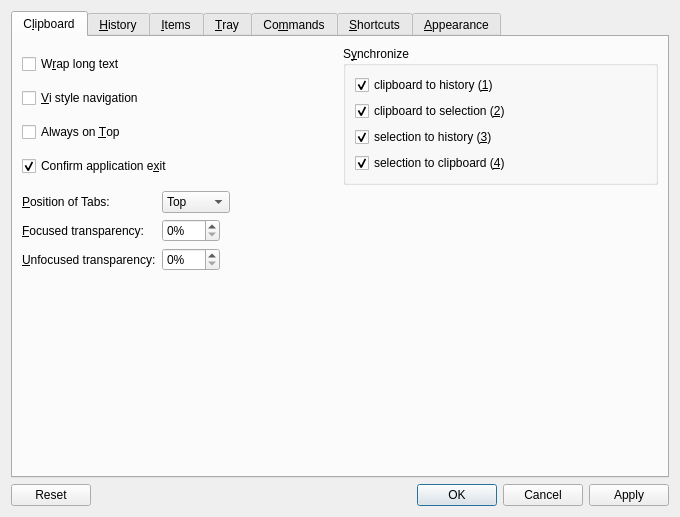
First picture: the form in src/ui/configurationmanager.ui, repository hluk/CopyQ, before the edit.
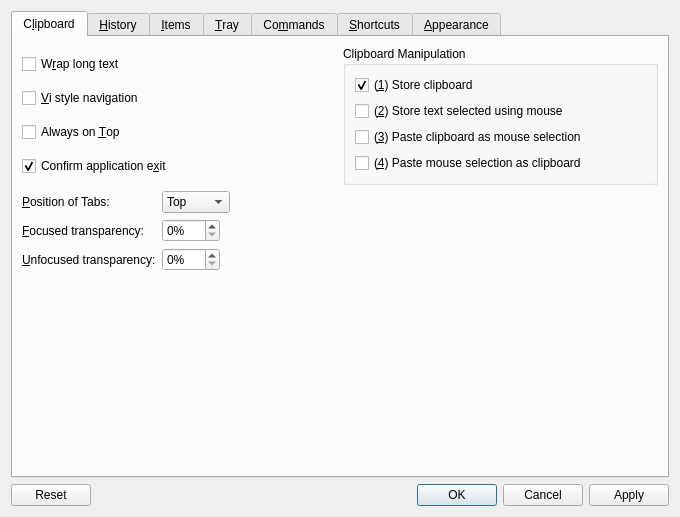
Second picture: the form after the edit. Icons and pictures are not drawn. Custom widgets are drawn as their Qt base class.

Commit message: Make "Synchronize" options easier to understand

```diff
--- a/src/ui/configurationmanager.ui
+++ b/src/ui/configurationmanager.ui
@@ -246,7 +246,7 @@
            <item>
             <widget class="QGroupBox" name="groupBox">
              <property name="title">
-              <string>S&amp;ynchronize</string>
+              <string>Clipboard Manipulation</string>
              </property>
              <property name="flat">
               <bool>false</bool>
@@ -255,42 +255,23 @@
               <bool>false</bool>
              </property>
              <layout class="QGridLayout" name="gridLayout_8">
-              <item row="1" column="0">
-               <widget class="QCheckBox" name="checkBoxCopyClip">
-                <property name="toolTip">
-                 <string>Copy clipboard content to the primary selection</string>
-                </property>
-                <property name="text">
-                 <string>clipboard to selection (&amp;2)</string>
-                </property>
-                <property name="checked">
-                 <bool>true</bool>
-                </property>
-               </widget>
-              </item>
               <item row="2" column="0">
                <widget class="QCheckBox" name="checkBoxSel">
                 <property name="toolTip">
                  <string>Save primary selection in history</string>
                 </property>
                 <property name="text">
-                 <string>selection to history (&amp;3)</string>
-                </property>
-                <property name="checked">
-                 <bool>true</bool>
+                 <string>(&amp;2) Store text selected using mouse</string>
                 </property>
                </widget>
               </item>
-              <item row="3" column="0">
+              <item row="4" column="0">
                <widget class="QCheckBox" name="checkBoxCopySel">
                 <property name="toolTip">
                  <string>Copy primary selection content to the clipboard</string>
                 </property>
                 <property name="text">
-                 <string>selection to clipboard (&amp;4)</string>
-                </property>
-                <property name="checked">
-                 <bool>true</bool>
+                 <string>(&amp;4) Paste mouse selection as clipboard</string>
                 </property>
                </widget>
               </item>
@@ -300,13 +281,23 @@
                  <string>Save clipboard in history</string>
                 </property>
                 <property name="text">
-                 <string>clipboard to history (&amp;1)</string>
+                 <string>(&amp;1) Store clipboard</string>
                 </property>
                 <property name="checked">
                  <bool>true</bool>
                 </property>
                </widget>
               </item>
+              <item row="3" column="0">
+               <widget class="QCheckBox" name="checkBoxCopyClip">
+                <property name="toolTip">
+                 <string>Allow to paste copied content the same way as mouse selections (usually by pressing middle mouse button).</string>
+                </property>
+                <property name="text">
+                 <string>(&amp;3) Paste clipboard as mouse selection</string>
+                </property>
+               </widget>
+              </item>
              </layout>
             </widget>
            </item>
```
Left out of the diff: 12 changed lines with no effect on the pictures. The commit also changes 1 other file.
